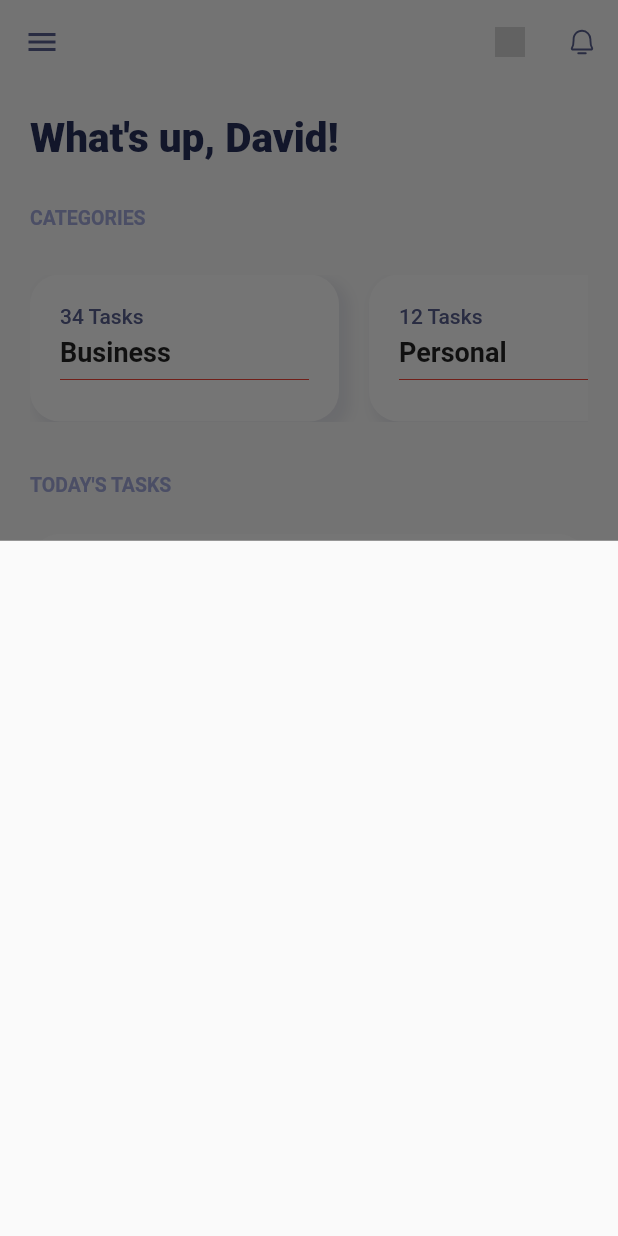
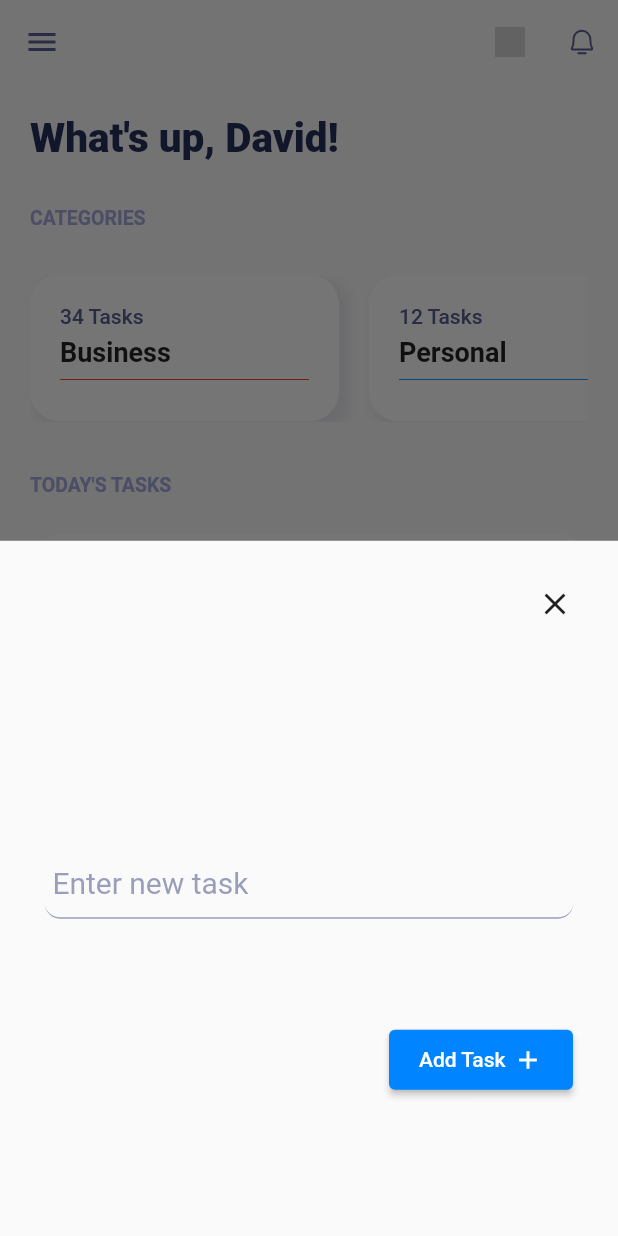
Before and after one commit to Emodot/m_tasks, a Flutter app: the screen it shows after launch, after a tap on the "add" icon, on a phone screen of 412 x 824 dp. Run offline on Flutter 3.47's test engine with Material 2 defaults, Android fonts, the light colour scheme and no system bars; drawn by our look-alikes of roundcheckbox; our stand-ins replace flutter_svg.

Commit message:
added bottom sheet contents

```diff
--- a/lib/screens/add_task.dart
+++ b/lib/screens/add_task.dart
@@ -1,4 +1,5 @@
 import 'package:flutter/material.dart';
+import 'package:m_tasks/constant.dart';
 
 class AddTask extends StatelessWidget {
   const AddTask({
@@ -8,7 +9,72 @@ class AddTask extends StatelessWidget {
   @override
   Widget build(BuildContext context) {
     return Container(
-
+      // margin: const EdgeInsets.only(top: 50),
+      child: Padding(
+        padding: const EdgeInsets.all(30.0),
+        child: Column(
+          children: [
+            Row(
+              children: const [
+                Spacer(),
+                Icon(
+                  Icons.close,
+                ),
+              ],
+            ),
+            const SizedBox(
+              height: 150,
+            ),
+            TextFormField(
+              decoration: InputDecoration(
+                  hintText: " Enter new task",
+                  hintStyle: TextStyle(
+                      fontSize: 20, color: iconsColor.withOpacity(0.6)),
+                  enabledBorder: UnderlineInputBorder(
+                    borderSide: BorderSide(
+                      color: iconsColor.withOpacity(0.6),
+                    ),
+                    borderRadius: BorderRadius.circular(10),
+                  ),
+                  focusedBorder: InputBorder.none),
+            ),
+            const SizedBox(
+              height: 70,
+            ),
+            Row(
+              children: [
+                const Spacer(),
+                ElevatedButton(
+                  style: ButtonStyle(
+                    // borderRadius: BorderRadius.all(radius),
+                    backgroundColor: MaterialStateProperty.all(
+                      const Color.fromARGB(255, 0, 132, 255),
+                    ),
+                    padding: MaterialStateProperty.all(
+                      const EdgeInsets.symmetric(vertical: 10, horizontal: 20),
+                    ),
+                  ),
+                  onPressed: () {},
+                  child: Row(
+                    children: const [
+                      Text(
+                        "Add Task",
+                      ),
+                      SizedBox(
+                        width: 5,
+                      ),
+                      Icon(
+                        Icons.add,
+                        size: 20,
+                      )
+                    ],
+                  ),
+                ),
+              ],
+            )
+          ],
+        ),
+      ),
     );
   }
 }
--- a/lib/screens/home.dart
+++ b/lib/screens/home.dart
@@ -12,7 +12,15 @@ class Home extends StatelessWidget {
   @override
   Widget build(BuildContext context) {
     Size size = MediaQuery.of(context).size;
-    return Scaffold(
+    return GestureDetector(
+      onTap: () {
+        // print("TAP");
+        FocusScopeNode currentFocus = FocusScope.of(context);
+        if (!currentFocus.hasPrimaryFocus) {
+          currentFocus.unfocus();
+        }
+      },
+      child: Scaffold(
         appBar: AppBar(
           backgroundColor: Colors.transparent,
           // title: const Text('mTasks'),
@@ -60,7 +68,7 @@ class Home extends StatelessWidget {
         floatingActionButton: FloatingActionButton(
           onPressed: () {
             showModalBottomSheet(
-            //  isScrollControlled: true,
+              // isScrollControlled: true,
               context: context,
               builder: (context) => const AddTask(),
             );
@@ -109,7 +117,7 @@ class Home extends StatelessWidget {
                       size: size,
                       tasksNo: 12,
                       categoryName: 'Personal',
-                    categoryColor: Colors.red,
+                      categoryColor: Colors.blue,
                     ),
                   ],
                 ),
@@ -133,6 +141,7 @@ class Home extends StatelessWidget {
                 child: TaskList(),
               ),
             ],
+          ),
         ),
       ),
     );
--- a/lib/widgets/task_tile.dart
+++ b/lib/widgets/task_tile.dart
@@ -12,16 +12,8 @@ class TaskTile extends StatelessWidget {
     return Container(
       margin: const EdgeInsets.only(bottom: 10),
       decoration: BoxDecoration(
-        // backgroundBlendMode: ,
+        color: Colors.white,
         borderRadius: BorderRadius.circular(20),
-        boxShadow: const [
-          BoxShadow(
-            color: Colors.white,
-            offset: Offset(0.0, 0.0),
-            blurRadius: 0.0,
-            spreadRadius: 0.0,
-          ),
-        ],
       ),
       child: const ListTile(
         leading: RoundCheckBox(
```
Lines whose indentation alone changed are shown as unchanged.
